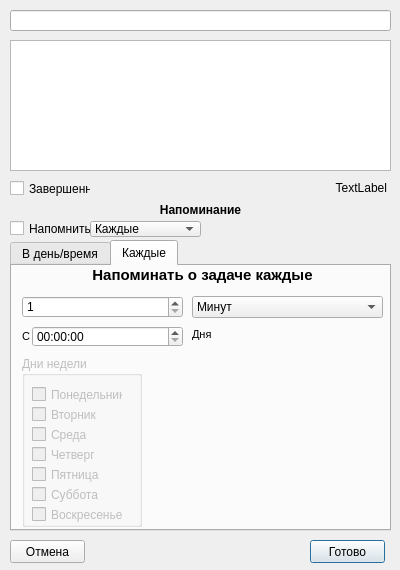
itKillerWhale/day_planner, file ui/CustomDialog.ui: the form before one commit.
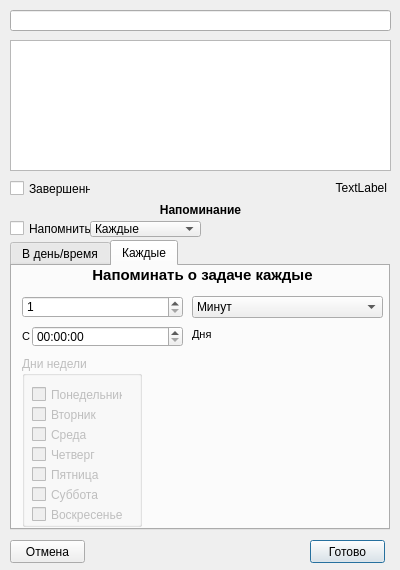
The form after the commit.

```diff
--- a/ui/CustomDialog.ui
+++ b/ui/CustomDialog.ui
@@ -127,10 +127,22 @@
     <rect>
      <x>10</x>
      <y>240</y>
-     <width>381</width>
-     <height>291</height>
+     <width>380</width>
+     <height>290</height>
     </rect>
    </property>
+   <property name="minimumSize">
+    <size>
+     <width>380</width>
+     <height>290</height>
+    </size>
+   </property>
+   <property name="maximumSize">
+    <size>
+     <width>380</width>
+     <height>290</height>
+    </size>
+   </property>
    <property name="currentIndex">
     <number>1</number>
    </property>
```
